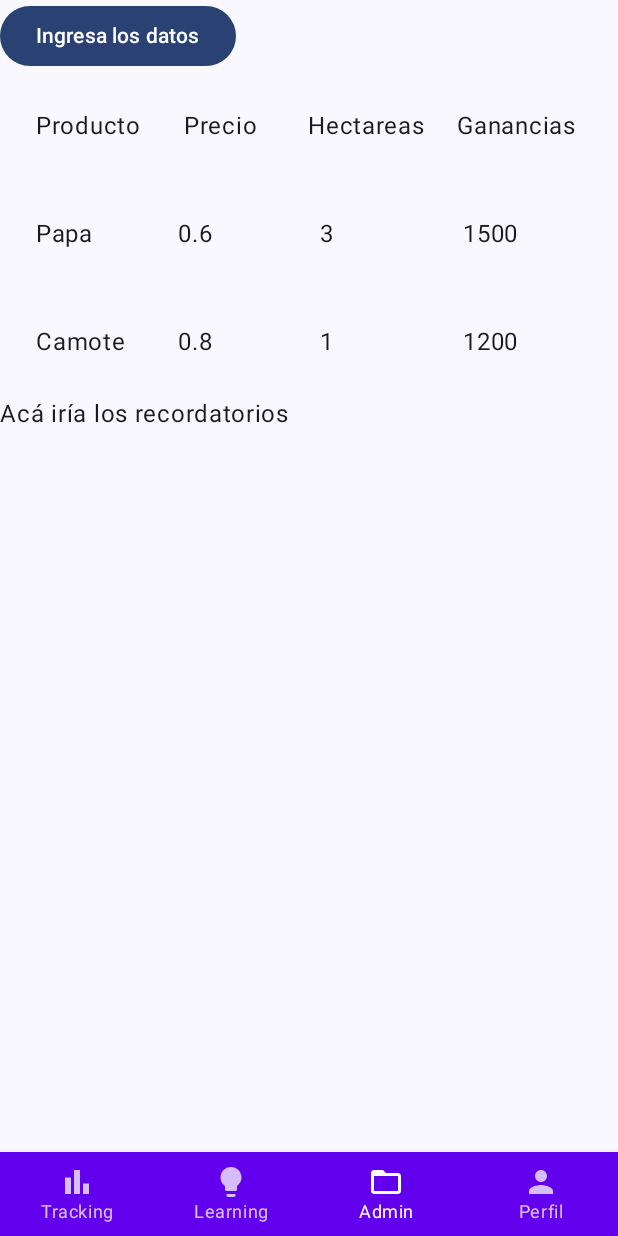
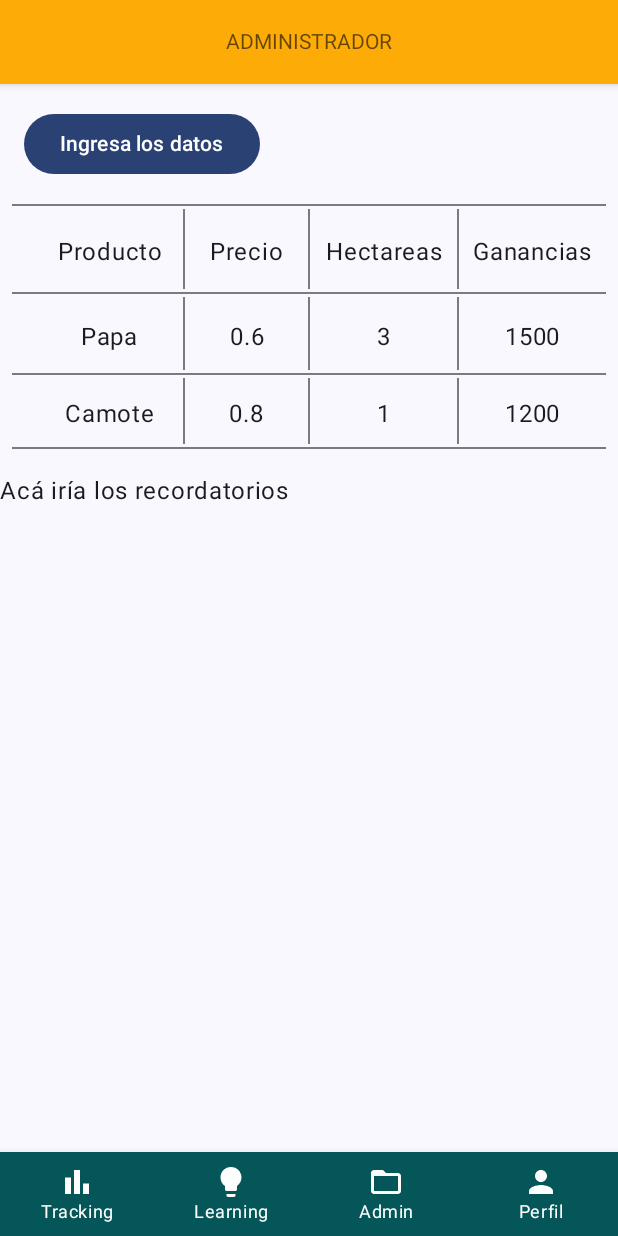
Before and after one commit to MCristina12/ALLPA_IDIC, an Android app built with Jetpack Compose: the screen it shows after launch (MainActivity), item 3 of the bottom bar chosen, on a phone screen of 412 x 824 dp. Run offline under Robolectric (Android 15) with nearby library versions, the phone set to English and light mode, and no system bars.

Commit message:
glow up de admi 1

```diff
--- a/app/src/main/java/com/example/idicpatente/admin/AdminScreen.kt
+++ b/app/src/main/java/com/example/idicpatente/admin/AdminScreen.kt
@@ -6,12 +6,14 @@ import androidx.compose.runtime.Composable
 import androidx.navigation.NavController
 import com.example.idicpatente.admin.components.RecordatorioSec
 import com.example.idicpatente.admin.components.RegistroSec
+import com.example.idicpatente.main.TopBar
 
 @Composable
 fun AdminScreen(
     navController: NavController
 ){
     Column {
+        TopBar(texto = "Administrador")
         RegistroSec()
         RecordatorioSec()
     }
--- a/app/src/main/java/com/example/idicpatente/admin/components/RegistroSec.kt
+++ b/app/src/main/java/com/example/idicpatente/admin/components/RegistroSec.kt
@@ -1,21 +1,30 @@
 package com.example.idicpatente.admin.components
 
+import android.graphics.drawable.GradientDrawable.Orientation
+import androidx.compose.foundation.background
 import androidx.compose.foundation.layout.Column
 import androidx.compose.foundation.layout.Row
 import androidx.compose.foundation.layout.fillMaxWidth
 import androidx.compose.foundation.layout.padding
 import androidx.compose.material3.Button
+import androidx.compose.material3.ButtonColors
+import androidx.compose.material3.ButtonDefaults
+import androidx.compose.material3.Divider
 import androidx.compose.material3.Text
 import androidx.compose.runtime.Composable
 import androidx.compose.runtime.mutableStateOf
 import androidx.compose.runtime.remember
 import androidx.compose.ui.Modifier
+import androidx.compose.ui.graphics.Color
+import androidx.compose.ui.text.style.TextAlign
 import androidx.compose.ui.unit.dp
+import androidx.compose.foundation.layout.*
+import androidx.compose.ui.Alignment
 
 @Composable
 fun RegistroSec(){
     val openDialog = remember { mutableStateOf(false)  }
-
+    val dividerOn = remember { mutableStateOf( false ) }
     val datos = remember {
         mutableStateOf(
             arrayListOf(
@@ -27,34 +36,49 @@ fun RegistroSec(){
     }
 
 
-    Column {
+    Column(modifier = Modifier.padding(bottom = 16.dp, start = 8.dp, end = 8.dp)) {
         Button(
-            onClick = { openDialog.value = true }
+            onClick = { openDialog.value = true },
+            modifier = Modifier.padding(start = 8.dp, top = 16.dp, bottom = 16.dp)
         ) {
             Text(text = "Ingresa los datos")
         }
+        Divider()
         for (fila in datos.value) {
+
             Row(
                 modifier = Modifier
                     .fillMaxWidth()
-                    .padding(16.dp)
+                    .padding(16.dp, top = 2.dp, bottom = 2.dp),
+                verticalAlignment = Alignment.CenterVertically
 
             ) {
                 for (celda in fila) {
                     var weight = .3f
-                    if (celda == "Producto" || celda == "Hectareas" || celda == "Ganancias"){
+                    if (celda == fila.first() || celda == fila[2] || celda == fila.last()){
                         weight = .3f
                     }else{
                         weight = .25f
                     }
+
                     Text(
                         text = celda,
                         modifier = Modifier
-                            .padding(8.dp)
-                            .weight(weight)
+                            .padding(start = 8.dp, end = 8.dp, bottom = 4.dp, top = 8.dp)
+                            .weight(weight),
+                        textAlign = TextAlign.Center
                     )
+                    if (celda != fila.last()) {
+                        // La celda es la última de la fila
+                        Divider(modifier = Modifier
+                            .fillMaxHeight(.08f)//fill the max height
+                            .width(1.dp))
+                    }
+
                 }
+
             }
+            Divider()
         }
 
         if(openDialog.value){
--- a/app/src/main/java/com/example/idicpatente/main/BottomNavigationBar.kt
+++ b/app/src/main/java/com/example/idicpatente/main/BottomNavigationBar.kt
@@ -7,6 +7,7 @@ import androidx.compose.material.BottomNavigationItem
 import androidx.compose.material.Icon
 import androidx.compose.material.Text
 import androidx.compose.runtime.getValue
+import androidx.compose.ui.graphics.Color
 import androidx.compose.ui.res.painterResource
 import androidx.navigation.compose.currentBackStackEntryAsState
 
@@ -21,13 +22,13 @@ fun BottomNavigationBar(
         BottomNavItem.Perfil
     )
 
-    BottomNavigation {
+    BottomNavigation(backgroundColor = Color(0xFF045658)) {
         val navBackStackEntry by navController.currentBackStackEntryAsState()
         val currentRoute = navBackStackEntry?.destination?.route
         items.forEach {item ->
             BottomNavigationItem(
                 selected =  currentRoute == item.route,
-                label = { Text(text = item.title) },
+                label = { Text(text = item.title, color = Color.White) },
                 onClick = {
                           navController.navigate(item.route){
                                 launchSingleTop = true
@@ -35,7 +36,9 @@ fun BottomNavigationBar(
                           }
                 },
                 icon = { Icon(painter = painterResource(id = item.icon),
-                              contentDescription = "") })
+                              contentDescription = "",
+                            tint = Color.White
+                    ) })
 
         }
     }
--- a/app/src/main/java/com/example/idicpatente/ui/theme/Color.kt
+++ b/app/src/main/java/com/example/idicpatente/ui/theme/Color.kt
@@ -6,6 +6,6 @@ val Purple80 = Color(0xFFD0BCFF)
 val PurpleGrey80 = Color(0xFFCCC2DC)
 val Pink80 = Color(0xFFEFB8C8)
 
-val Purple40 = Color(0xFF6650a4)
+val Purple40 = Color(0xFF045658)
 val PurpleGrey40 = Color(0xFF625b71)
 val Pink40 = Color(0xFF7D5260)
```
